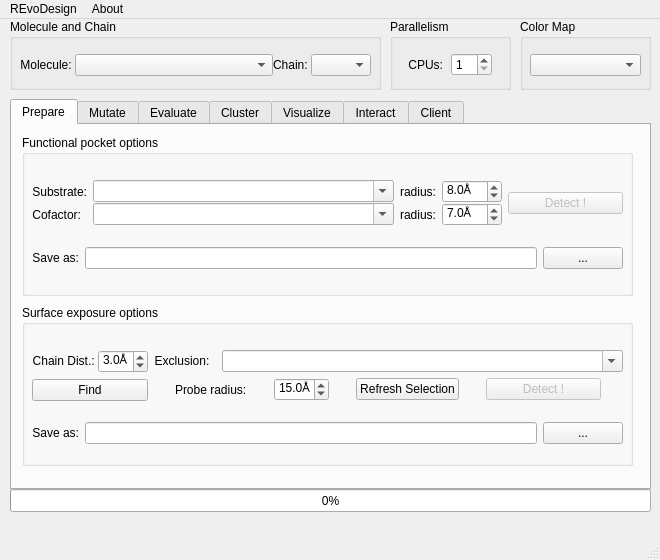
Above: REvoDesign/UI/REvoDesign-PyMOL.ui from YaoYinYing/REvoDesign before the change. Below: the same form after it.
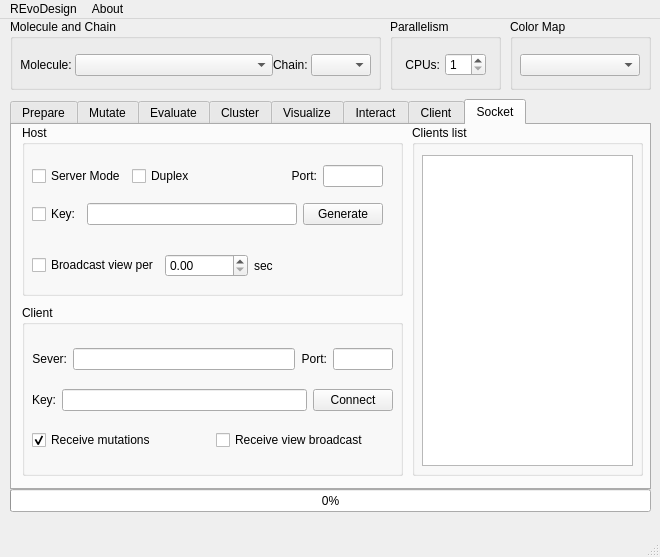
That is the form after the change. The open tabs and pages were chosen to show the change.

Patch:
```diff
--- a/REvoDesign/UI/REvoDesign-PyMOL.ui
+++ b/REvoDesign/UI/REvoDesign-PyMOL.ui
@@ -10,7 +10,7 @@
     <x>0</x>
     <y>0</y>
     <width>660</width>
-    <height>560</height>
+    <height>557</height>
    </rect>
   </property>
   <property name="sizePolicy">
@@ -3709,6 +3709,320 @@
       </widget>
      </widget>
     </widget>
+    <widget class="QWidget" name="tab_socket">
+     <attribute name="title">
+      <string>Socket</string>
+     </attribute>
+     <widget class="QGroupBox" name="groupBox_12">
+      <property name="geometry">
+       <rect>
+        <x>10</x>
+        <y>0</y>
+        <width>381</width>
+        <height>171</height>
+       </rect>
+      </property>
+      <property name="title">
+       <string>Host</string>
+      </property>
+      <widget class="QWidget" name="horizontalLayoutWidget_10">
+       <property name="geometry">
+        <rect>
+         <x>10</x>
+         <y>120</y>
+         <width>241</width>
+         <height>41</height>
+        </rect>
+       </property>
+       <layout class="QHBoxLayout" name="horizontalLayout_54">
+        <item>
+         <widget class="QCheckBox" name="checkBox_ws_broadcast_view">
+          <property name="text">
+           <string>Broadcast view per</string>
+          </property>
+         </widget>
+        </item>
+        <item>
+         <widget class="QDoubleSpinBox" name="doubleSpinBox_ws_view_broadcast_interval"/>
+        </item>
+        <item>
+         <widget class="QLabel" name="label_molecule_14">
+          <property name="sizePolicy">
+           <sizepolicy hsizetype="Fixed" vsizetype="Preferred">
+            <horstretch>0</horstretch>
+            <verstretch>0</verstretch>
+           </sizepolicy>
+          </property>
+          <property name="text">
+           <string>sec</string>
+          </property>
+          <property name="alignment">
+           <set>Qt::AlignLeading|Qt::AlignLeft|Qt::AlignVCenter</set>
+          </property>
+         </widget>
+        </item>
+       </layout>
+      </widget>
+      <widget class="QWidget" name="verticalLayoutWidget_2">
+       <property name="geometry">
+        <rect>
+         <x>10</x>
+         <y>30</y>
+         <width>351</width>
+         <height>80</height>
+        </rect>
+       </property>
+       <layout class="QVBoxLayout" name="verticalLayout_8">
+        <item>
+         <layout class="QHBoxLayout" name="horizontalLayout_52">
+          <item>
+           <widget class="QCheckBox" name="checkBox_ws_server_mode">
+            <property name="text">
+             <string>Server Mode</string>
+            </property>
+           </widget>
+          </item>
+          <item>
+           <widget class="QCheckBox" name="checkBox_ws_duplex_mode">
+            <property name="text">
+             <string>Duplex</string>
+            </property>
+           </widget>
+          </item>
+          <item>
+           <widget class="QLabel" name="label_molecule_13">
+            <property name="text">
+             <string>Port:</string>
+            </property>
+            <property name="alignment">
+             <set>Qt::AlignRight|Qt::AlignTrailing|Qt::AlignVCenter</set>
+            </property>
+           </widget>
+          </item>
+          <item>
+           <widget class="QLineEdit" name="lineEdit_ws_server_port">
+            <property name="sizePolicy">
+             <sizepolicy hsizetype="Fixed" vsizetype="Fixed">
+              <horstretch>0</horstretch>
+              <verstretch>0</verstretch>
+             </sizepolicy>
+            </property>
+            <property name="maximumSize">
+             <size>
+              <width>60</width>
+              <height>16777215</height>
+             </size>
+            </property>
+            <property name="statusTip">
+             <string>Server URL for PSSM GREMLIN calculation.</string>
+            </property>
+            <property name="inputMethodHints">
+             <set>Qt::ImhDigitsOnly</set>
+            </property>
+            <property name="text">
+             <string/>
+            </property>
+           </widget>
+          </item>
+         </layout>
+        </item>
+        <item>
+         <layout class="QHBoxLayout" name="horizontalLayout_53">
+          <item>
+           <widget class="QCheckBox" name="checkBox_ws_server_use_key">
+            <property name="text">
+             <string>Key:</string>
+            </property>
+           </widget>
+          </item>
+          <item>
+           <widget class="QLineEdit" name="lineEdit_ws_server_key">
+            <property name="statusTip">
+             <string>Server URL for PSSM GREMLIN calculation.</string>
+            </property>
+            <property name="text">
+             <string/>
+            </property>
+           </widget>
+          </item>
+          <item>
+           <widget class="QPushButton" name="pushButton_ws_generate_randomized_key">
+            <property name="text">
+             <string>Generate</string>
+            </property>
+           </widget>
+          </item>
+         </layout>
+        </item>
+       </layout>
+      </widget>
+     </widget>
+     <widget class="QGroupBox" name="groupBox_ws_client_settings">
+      <property name="geometry">
+       <rect>
+        <x>10</x>
+        <y>180</y>
+        <width>381</width>
+        <height>171</height>
+       </rect>
+      </property>
+      <property name="title">
+       <string>Client</string>
+      </property>
+      <widget class="QWidget" name="verticalLayoutWidget_9">
+       <property name="geometry">
+        <rect>
+         <x>10</x>
+         <y>30</y>
+         <width>361</width>
+         <height>131</height>
+        </rect>
+       </property>
+       <layout class="QVBoxLayout" name="verticalLayout_16">
+        <item>
+         <layout class="QHBoxLayout" name="horizontalLayout_48">
+          <item>
+           <widget class="QLabel" name="label_molecule_8">
+            <property name="text">
+             <string>Sever:</string>
+            </property>
+            <property name="alignment">
+             <set>Qt::AlignRight|Qt::AlignTrailing|Qt::AlignVCenter</set>
+            </property>
+           </widget>
+          </item>
+          <item>
+           <widget class="QLineEdit" name="lineEdit_ws_server_url_to_connect">
+            <property name="statusTip">
+             <string>Server URL for PSSM GREMLIN calculation.</string>
+            </property>
+            <property name="text">
+             <string/>
+            </property>
+           </widget>
+          </item>
+          <item>
+           <widget class="QLabel" name="label_molecule_11">
+            <property name="text">
+             <string>Port:</string>
+            </property>
+            <property name="alignment">
+             <set>Qt::AlignRight|Qt::AlignTrailing|Qt::AlignVCenter</set>
+            </property>
+           </widget>
+          </item>
+          <item>
+           <widget class="QLineEdit" name="lineEdit_ws_server_port_to_connect">
+            <property name="sizePolicy">
+             <sizepolicy hsizetype="Fixed" vsizetype="Fixed">
+              <horstretch>0</horstretch>
+              <verstretch>0</verstretch>
+             </sizepolicy>
+            </property>
+            <property name="maximumSize">
+             <size>
+              <width>60</width>
+              <height>16777215</height>
+             </size>
+            </property>
+            <property name="statusTip">
+             <string>Server URL for PSSM GREMLIN calculation.</string>
+            </property>
+            <property name="inputMethodHints">
+             <set>Qt::ImhDigitsOnly</set>
+            </property>
+            <property name="text">
+             <string/>
+            </property>
+           </widget>
+          </item>
+         </layout>
+        </item>
+        <item>
+         <layout class="QHBoxLayout" name="horizontalLayout_51">
+          <item>
+           <widget class="QLabel" name="label_molecule_12">
+            <property name="text">
+             <string>Key:</string>
+            </property>
+            <property name="alignment">
+             <set>Qt::AlignRight|Qt::AlignTrailing|Qt::AlignVCenter</set>
+            </property>
+           </widget>
+          </item>
+          <item>
+           <widget class="QLineEdit" name="lineEdit_ws_server_key_to_connect">
+            <property name="statusTip">
+             <string>Server URL for PSSM GREMLIN calculation.</string>
+            </property>
+            <property name="text">
+             <string/>
+            </property>
+           </widget>
+          </item>
+          <item>
+           <widget class="QPushButton" name="pushButton_ws_connect_to_server">
+            <property name="statusTip">
+             <string>Submit the selected molecule and chain.</string>
+            </property>
+            <property name="text">
+             <string>Connect</string>
+            </property>
+           </widget>
+          </item>
+         </layout>
+        </item>
+        <item>
+         <layout class="QHBoxLayout" name="horizontalLayout_55">
+          <item>
+           <widget class="QCheckBox" name="checkBox_ws_recieve_mutagenesis_broadcast">
+            <property name="text">
+             <string>Receive mutations</string>
+            </property>
+            <property name="checked">
+             <bool>true</bool>
+            </property>
+            <property name="tristate">
+             <bool>false</bool>
+            </property>
+           </widget>
+          </item>
+          <item>
+           <widget class="QCheckBox" name="checkBox_ws_recieve_view_broadcast">
+            <property name="text">
+             <string>Receive view broadcast</string>
+            </property>
+           </widget>
+          </item>
+         </layout>
+        </item>
+       </layout>
+      </widget>
+     </widget>
+     <widget class="QGroupBox" name="groupBox_5">
+      <property name="geometry">
+       <rect>
+        <x>400</x>
+        <y>0</y>
+        <width>231</width>
+        <height>351</height>
+       </rect>
+      </property>
+      <property name="title">
+       <string>Clients list</string>
+      </property>
+      <widget class="QTableWidget" name="tableWidget_ws_clients">
+       <property name="geometry">
+        <rect>
+         <x>10</x>
+         <y>30</y>
+         <width>211</width>
+         <height>311</height>
+        </rect>
+       </property>
+      </widget>
+     </widget>
+    </widget>
    </widget>
    <widget class="QGroupBox" name="groupBox_6">
     <property name="geometry">
@@ -3816,7 +4130,7 @@
      <rect>
       <x>390</x>
       <y>0</y>
-      <width>121</width>
+      <width>111</width>
       <height>71</height>
      </rect>
     </property>
@@ -3828,7 +4142,7 @@
       <rect>
        <x>10</x>
        <y>30</y>
-       <width>101</width>
+       <width>91</width>
        <height>32</height>
       </rect>
      </property>
@@ -3877,9 +4191,9 @@
    <widget class="QGroupBox" name="groupBox_8">
     <property name="geometry">
      <rect>
-      <x>520</x>
+      <x>510</x>
       <y>0</y>
-      <width>131</width>
+      <width>141</width>
       <height>71</height>
      </rect>
     </property>
@@ -3891,7 +4205,7 @@
       <rect>
        <x>10</x>
        <y>30</y>
-       <width>111</width>
+       <width>121</width>
        <height>32</height>
       </rect>
      </property>
```
Left out of the diff: 53 changed lines with no effect on the pictures.
